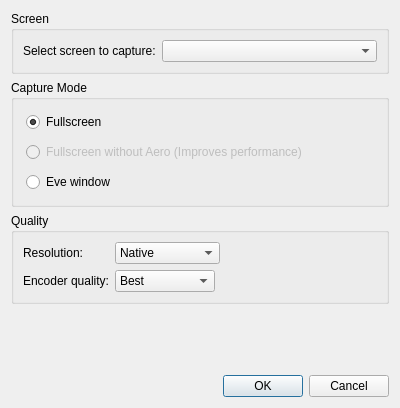
networkoptix/nx_open, file src/videorecordingdialog.ui: the form before one commit.
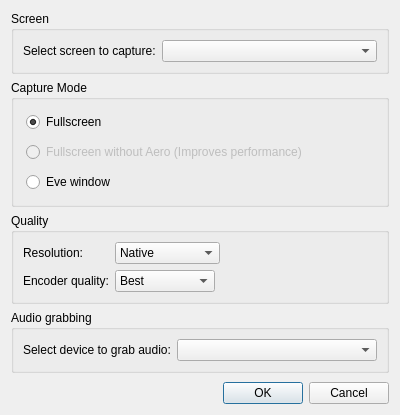
The form after the commit.

Commit message:
Added audio device setting
<==== Mercurial data ====>
Branch: master

The edit to the form file:
```diff
--- a/src/videorecordingdialog.ui
+++ b/src/videorecordingdialog.ui
@@ -7,7 +7,7 @@
     <x>0</x>
     <y>0</y>
     <width>400</width>
-    <height>408</height>
+    <height>415</height>
    </rect>
   </property>
   <property name="windowTitle">
@@ -161,6 +161,25 @@
      </layout>
     </widget>
    </item>
+   <item>
+    <widget class="QGroupBox" name="groupBox_4">
+     <property name="title">
+      <string>Audio grabbing</string>
+     </property>
+     <layout class="QFormLayout" name="formLayout_3">
+      <item row="0" column="0">
+       <widget class="QLabel" name="label_4">
+        <property name="text">
+         <string>Select device to grab audio:</string>
+        </property>
+       </widget>
+      </item>
+      <item row="0" column="1">
+       <widget class="QComboBox" name="audioDevicesComboBox"/>
+      </item>
+     </layout>
+    </widget>
+   </item>
    <item>
     <spacer name="verticalSpacer">
      <property name="orientation">
```
The commit also changes 2 other files.
